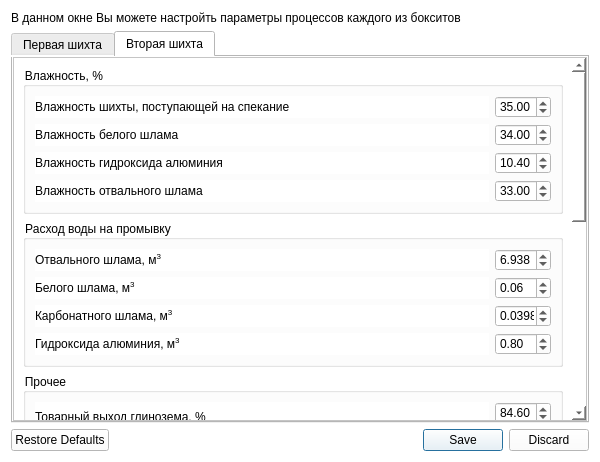
This is Design/Settings.ui in 01zhas/Bauxtifier as Qt 5 draws it before an edit. The edited form follows.
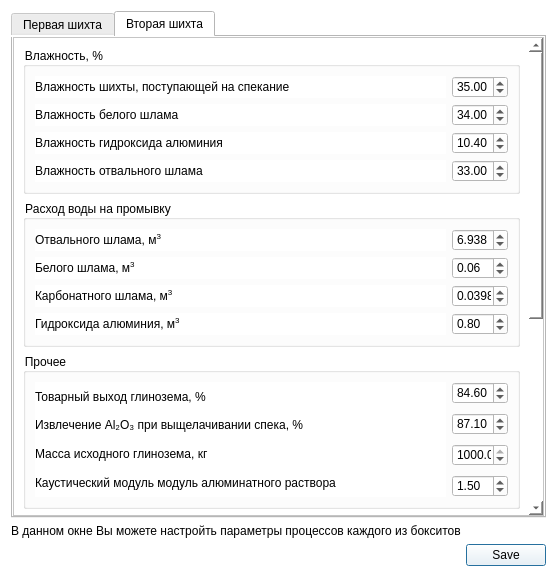
This is the edited form. Icons and pictures are not drawn.

Patch:
```diff
--- a/Design/Settings.ui
+++ b/Design/Settings.ui
@@ -6,8 +6,8 @@
    <rect>
     <x>0</x>
     <y>0</y>
-    <width>600</width>
-    <height>462</height>
+    <width>557</width>
+    <height>577</height>
    </rect>
   </property>
   <property name="windowTitle">
@@ -25,13 +25,6 @@
 </string>
   </property>
   <layout class="QVBoxLayout" name="verticalLayout_2">
-   <item>
-    <widget class="QLabel" name="label_5">
-     <property name="text">
-      <string>В данном окне Вы можете настройть параметры процессов каждого из бокситов</string>
-     </property>
-    </widget>
-   </item>
    <item>
     <widget class="QTabWidget" name="tabWidget">
      <property name="sizePolicy">
@@ -714,8 +707,8 @@
           <property name="geometry">
            <rect>
             <x>0</x>
-            <y>-384</y>
-            <width>557</width>
+            <y>-245</y>
+            <width>514</width>
             <height>745</height>
            </rect>
           </property>
@@ -997,7 +990,7 @@
                 <item>
                  <widget class="QLabel" name="label_4">
                   <property name="text">
-                   <string>Кремниевый модуль алюминатного раствора</string>
+                   <string>Каустический модуль модуль алюминатного раствора</string>
                   </property>
                   <property name="wordWrap">
                    <bool>true</bool>
@@ -1317,13 +1310,20 @@
      </widget>
     </widget>
    </item>
+   <item>
+    <widget class="QLabel" name="label_5">
+     <property name="text">
+      <string>В данном окне Вы можете настройть параметры процессов каждого из бокситов</string>
+     </property>
+    </widget>
+   </item>
    <item>
     <widget class="QDialogButtonBox" name="buttonBox">
      <property name="orientation">
       <enum>Qt::Horizontal</enum>
      </property>
      <property name="standardButtons">
-      <set>QDialogButtonBox::Discard|QDialogButtonBox::RestoreDefaults|QDialogButtonBox::Save</set>
+      <set>QDialogButtonBox::Save</set>
      </property>
      <property name="centerButtons">
       <bool>false</bool>
```
Left out of the diff: 4 changed lines with no effect on the pictures.
